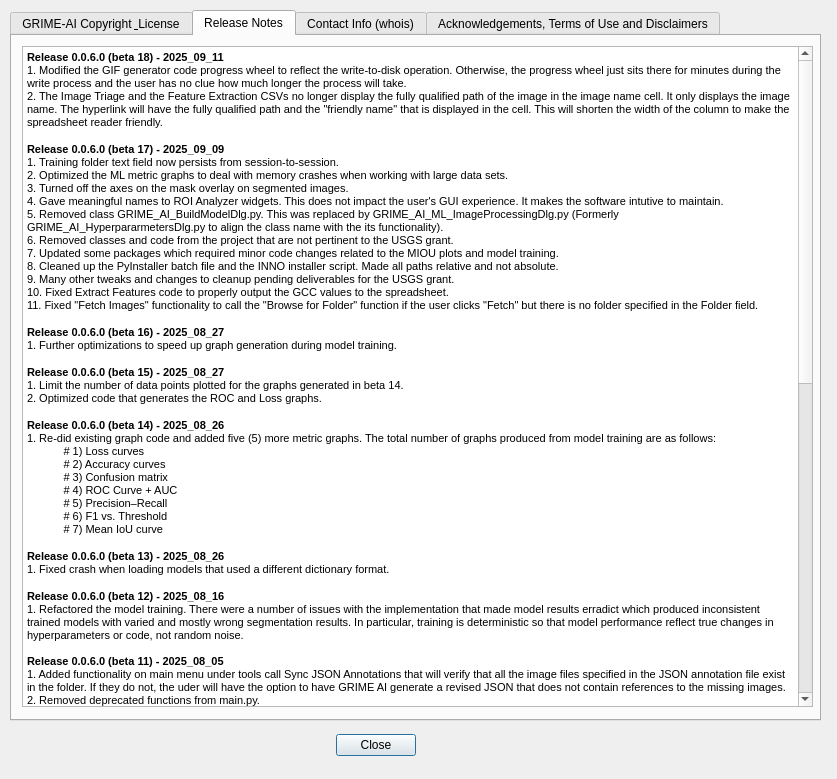
Above: QDialog_ReleaseNotes.ui from JohnStranzl/GRIME-AI before the change. Below: the same form after it.
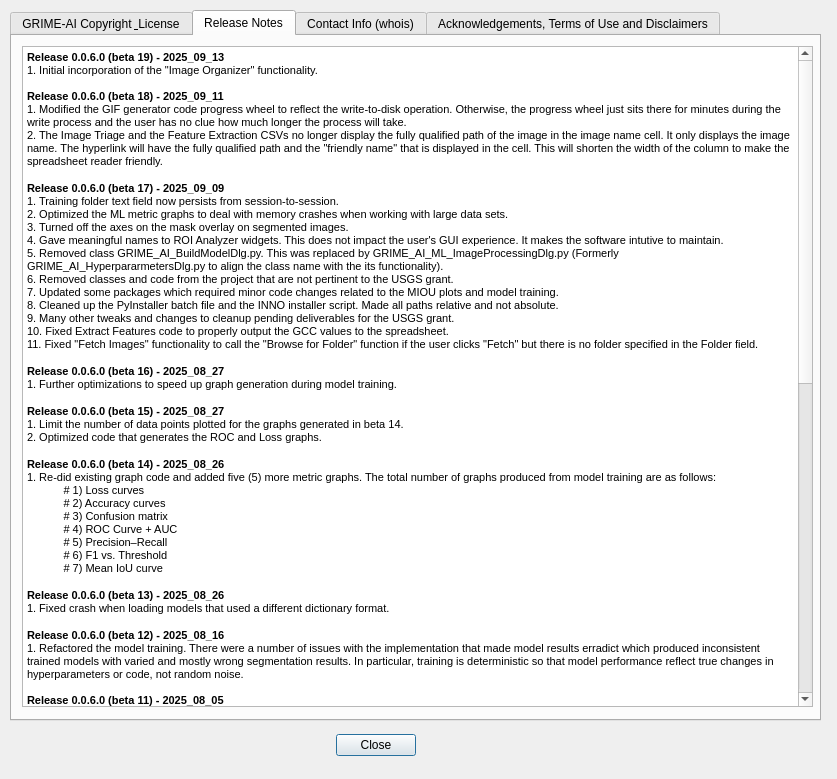
That is the form after the change.

Commit message: Release 0.0.6.0 (Beta 19) Release Notes.

Diff of the .ui file:
```diff
--- a/QDialog_ReleaseNotes.ui
+++ b/QDialog_ReleaseNotes.ui
@@ -98,6 +98,9 @@
 li.unchecked::marker { content: &quot;\2610&quot;; }
 li.checked::marker { content: &quot;\2612&quot;; }
 &lt;/style&gt;&lt;/head&gt;&lt;body style=&quot; font-family:'Segoe UI'; font-size:9pt; font-weight:400; font-style:normal;&quot;&gt;
+&lt;p style=&quot; margin-top:0px; margin-bottom:0px; margin-left:0px; margin-right:0px; -qt-block-indent:0; text-indent:0px;&quot;&gt;&lt;span style=&quot; font-family:'MS Shell Dlg 2','sans-serif'; font-size:8.25pt; font-weight:600;&quot;&gt;Release 0.0.6.0 (beta 19) - 2025_09_13&lt;/span&gt;&lt;/p&gt;
+&lt;p style=&quot; margin-top:0px; margin-bottom:0px; margin-left:0px; margin-right:0px; -qt-block-indent:0; text-indent:0px;&quot;&gt;&lt;span style=&quot; font-family:'MS Shell Dlg 2'; font-size:8pt;&quot;&gt;1. Initial incorporation of the &amp;quot;Image Organizer&amp;quot; functionality.&lt;/span&gt;&lt;/p&gt;
+&lt;p style=&quot;-qt-paragraph-type:empty; margin-top:0px; margin-bottom:0px; margin-left:0px; margin-right:0px; -qt-block-indent:0; text-indent:0px; font-family:'MS Shell Dlg 2'; font-size:8pt;&quot;&gt;&lt;br /&gt;&lt;/p&gt;
 &lt;p style=&quot; margin-top:0px; margin-bottom:0px; margin-left:0px; margin-right:0px; -qt-block-indent:0; text-indent:0px;&quot;&gt;&lt;span style=&quot; font-family:'MS Shell Dlg 2','sans-serif'; font-size:8.25pt; font-weight:600;&quot;&gt;Release 0.0.6.0 (beta 18) - 2025_09_11&lt;/span&gt;&lt;/p&gt;
 &lt;p style=&quot; margin-top:0px; margin-bottom:0px; margin-left:0px; margin-right:0px; -qt-block-indent:0; text-indent:0px;&quot;&gt;&lt;span style=&quot; font-family:'MS Shell Dlg 2'; font-size:8pt;&quot;&gt;1. Modified the GIF generator code progress wheel to reflect the write-to-disk operation. Otherwise, the progress wheel just sits there for minutes during the write process and the user has no clue how much longer the process will take.&lt;br /&gt;2. The Image Triage and the Feature Extraction CSVs no longer display the fully qualified path of the image in the image name cell. It only displays the image name. The hyperlink will have the fully qualified path and the &amp;quot;friendly name&amp;quot; that is displayed in the cell. This will shorten the width of the column to make the spreadsheet reader friendly.&lt;/span&gt;&lt;span style=&quot; font-family:'MS Shell Dlg 2','sans-serif'; font-size:8.25pt; font-weight:600;&quot;&gt;&lt;br /&gt;&lt;br /&gt;Release 0.0.6.0 (beta 17) - 2025_09_09&lt;/span&gt;&lt;/p&gt;
 &lt;p style=&quot; margin-top:0px; margin-bottom:0px; margin-left:0px; margin-right:0px; -qt-block-indent:0; text-indent:0px;&quot;&gt;&lt;span style=&quot; font-family:'MS Shell Dlg 2'; font-size:8pt;&quot;&gt;1. Training folder text field now persists from session-to-session.&lt;/span&gt;&lt;/p&gt;
```
